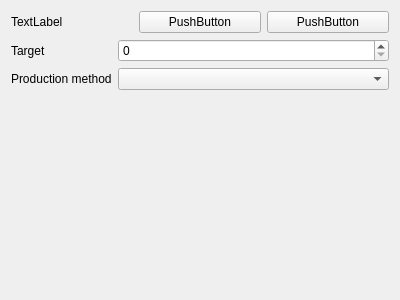
Above: src/ui/widgets/wareconfigurator.ui from Arklog/x4StationGenerator before the change. Below: the same form after it.
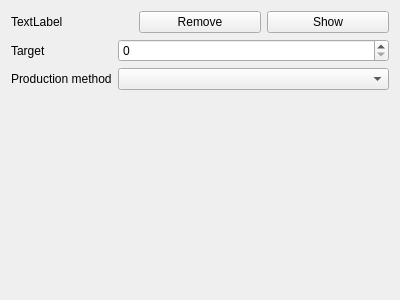
That is the form after the change.

Patch:
```diff
--- a/src/ui/widgets/wareconfigurator.ui
+++ b/src/ui/widgets/wareconfigurator.ui
@@ -10,6 +10,12 @@
     <height>300</height>
    </rect>
   </property>
+  <property name="sizePolicy">
+   <sizepolicy hsizetype="Preferred" vsizetype="Fixed">
+    <horstretch>0</horstretch>
+    <verstretch>0</verstretch>
+   </sizepolicy>
+  </property>
   <property name="windowTitle">
    <string>WareConfigurator</string>
   </property>
@@ -23,17 +29,17 @@
        </property>
       </widget>
      </item>
-     <item>
-      <widget class="QPushButton" name="show_button">
-       <property name="text">
-        <string>PushButton</string>
-       </property>
-      </widget>
-     </item>
      <item>
       <widget class="QPushButton" name="remove_button">
        <property name="text">
-        <string>PushButton</string>
+        <string>Remove</string>
+       </property>
+      </widget>
+     </item>
+     <item>
+      <widget class="QPushButton" name="show_button">
+       <property name="text">
+        <string>Show</string>
        </property>
       </widget>
      </item>
```
